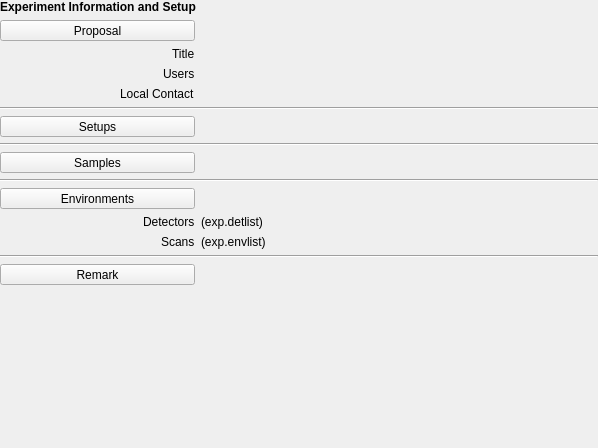
Before: the Qt Designer form lib/nicos/clients/gui/panels/expinfo.ui in mlz-ictrl/nicos, drawn with Qt 5.
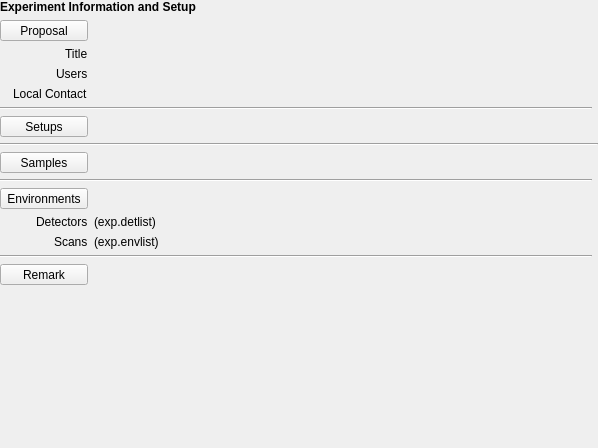
After: the same form once the commit is applied. Icons and pictures are not drawn. Custom widgets are drawn as their Qt base class.

Commit message:
Fix squeezed-label behaviour
 and adjust expinfo-panel layout to stretch on the second column,
 remove the unused 3rd column,

Fixes: #1273

What changed in the file:
```diff
--- a/lib/nicos/clients/gui/panels/expinfo.ui
+++ b/lib/nicos/clients/gui/panels/expinfo.ui
@@ -36,7 +36,7 @@
     </widget>
    </item>
    <item>
-    <layout class="QGridLayout" name="gridLayout">
+    <layout class="QGridLayout" name="gridLayout" columns="2" columnstretch="0,1" columnminimumwidth="0,0">
      <item row="0" column="0">
       <widget class="QToolButton" name="proposalBtn">
        <property name="sizePolicy">
@@ -160,7 +160,7 @@
        </property>
       </widget>
      </item>
-     <item row="4" column="0" colspan="3">
+     <item row="4" column="0" colspan="2">
       <widget class="Line" name="line_3">
        <property name="orientation">
         <enum>Qt::Horizontal</enum>
@@ -177,7 +177,7 @@
      <item row="5" column="1">
       <widget class="ValueLabel" name="setupLabel"/>
      </item>
-     <item row="8" column="0" colspan="3">
+     <item row="8" column="0" colspan="2">
       <widget class="Line" name="line_2">
        <property name="orientation">
         <enum>Qt::Horizontal</enum>
@@ -204,7 +204,7 @@
        </property>
       </widget>
      </item>
-     <item row="12" column="0" colspan="3">
+     <item row="12" column="0" colspan="2">
       <widget class="Line" name="line_4">
        <property name="orientation">
         <enum>Qt::Horizontal</enum>
```
The commit also changes 1 other file.
